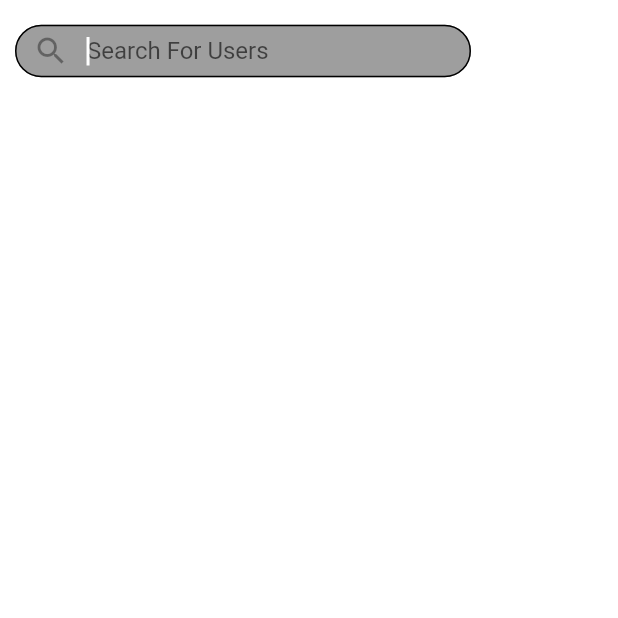
After one commit to husseinBasem/chat, a Flutter app: the SearchScreen screen opened by its route, on a phone screen of 412 x 824 dp, the top half of it. The commit adds this screen. Run offline on Flutter 3.47's test engine with Material 2 defaults, Android fonts, the phone set to English and light mode, and no system bars; our stand-ins replace cloud_firestore, firebase_auth, firebase_core, image_picker, modal_progress_hud; accounts and stored records are empty.

Commit message:
- Added a lot things

```diff
--- a/lib/main.dart
+++ b/lib/main.dart
@@ -5,7 +5,9 @@ import 'package:flutter/material.dart';
 
 import 'chat_list.dart';
 import 'chat_screen.dart';
+import 'info_screen.dart';
 import 'login_screen.dart';
+import 'search_screen.dart';
 
 void main() async {
   WidgetsFlutterBinding.ensureInitialized();
@@ -19,7 +21,7 @@ class Chat extends StatelessWidget {
   Widget build(BuildContext context) {
     return MaterialApp(
       title: 'Flutter Demo',
-//      home: RegistrationScreen(),
+//      home: Info(),
 
       initialRoute: 'welcome_screen',
       routes: {
@@ -28,6 +30,8 @@ class Chat extends StatelessWidget {
         'login_screen' : (context)=> LoginScreen(),
         'registration_screen' : (context) => RegistrationScreen(),
         'chat_list' : (context) => ChatList(),
+        'search_screen': (context) => SearchScreen(),
+        'info_screen': (context) => Info(),
 
       },
       debugShowCheckedModeBanner: false,
--- /dev/null
+++ b/lib/search_screen.dart
@@ -0,0 +1,150 @@
+import 'package:flutter/material.dart';
+import 'package:cloud_firestore/cloud_firestore.dart';
+
+class SearchScreen extends StatefulWidget {
+  @override
+  _SearchScreenState createState() => _SearchScreenState();
+}
+
+
+class _SearchScreenState extends State<SearchScreen> {
+  String _search  ;
+
+
+
+
+  @override
+  Widget build(BuildContext context) {
+    return Scaffold(
+      backgroundColor: Colors.white10,
+      body: SafeArea(
+          child: Padding(
+            padding: EdgeInsets.all(10.0),
+            child: Column(
+
+              children: <Widget>[
+
+
+
+                Row(
+
+
+                  children: <Widget>[
+
+
+
+
+
+
+                    Expanded(
+
+                      child: Container(
+                        decoration: BoxDecoration(
+                          color: Colors.grey,
+                          borderRadius: BorderRadius.all(Radius.circular(20.0)),
+                        ),
+                        height: 35.0,
+                        child: TextField(
+
+                          autofocus: true,
+                          style: TextStyle(color: Colors.white,),
+                          cursorColor: Colors.white,
+                          onChanged: (value) {
+                            setState(() {
+                              _search = value;
+                            });
+                          },
+                          decoration: InputDecoration(
+                            hintText: 'Search For Users',
+                            prefixIcon: Icon(
+                              Icons.search,
+                              color: Colors.black38,
+                            ),
+                            border: OutlineInputBorder(
+                                borderRadius: BorderRadius.all(Radius.circular(20.0))),
+                            enabledBorder: OutlineInputBorder(
+                                borderRadius: BorderRadius.all(Radius.circular(20.0))),
+                            focusedBorder: OutlineInputBorder(
+                                borderRadius: BorderRadius.all(Radius.circular(20.0))),
+                            contentPadding: EdgeInsets.symmetric(vertical: 1.0),
+                          ),
+                        ),
+                      ),
+                    ),
+
+                    FlatButton(
+                      onPressed: () {
+                        Navigator.pushNamed(context, 'chat_list');
+                      },
+                      child: Text('Cancel',style: TextStyle(color: Colors.white,fontSize: 15.0),),
+                    ),
+
+                  ],
+                ),
+                SizedBox(
+                  height: 10.0,
+                ),
+                StreamBuilder(
+                  stream: FirebaseFirestore.instance
+                      .collection('users')
+                      .where('User',
+                          isEqualTo: _search)
+                      .snapshots(),
+                  builder: (context, snapshot) {
+                    if (snapshot.connectionState == ConnectionState.waiting) {
+                      return Center(
+                        child: CircularProgressIndicator(),
+                      );
+                    } else if (snapshot.hasData) {
+                      return ListView.builder(
+                        shrinkWrap: true,
+                        itemBuilder: (context, index) {
+                          return Column(
+                            children: <Widget>[
+                              Container(
+                                decoration: BoxDecoration(
+                                  color: Colors.black12,
+                                  borderRadius:
+                                      BorderRadius.all(Radius.circular(20.0)),
+                                ),
+                                child: ListTile(
+                                  onTap: () => Navigator.pushNamed(context, 'info_screen'),
+                                  title: Text(
+                                    snapshot.data.documents[index]
+                                        .data()['Name']
+                                        .toString(),
+                                    style: TextStyle(color: Colors.white),
+                                  ),
+                                  leading: CircleAvatar(
+                                    radius: 20.0,
+                                    backgroundColor: Colors.lightBlueAccent,
+                                    child: Text(
+                                      snapshot.data.documents[index]
+                                          .data()['Name']
+                                          .toString()[0]
+                                          .toUpperCase(),
+                                      style: TextStyle(
+                                          color: Colors.white, fontSize: 25.0),
+                                    ),
+                                  ),
+                                ),
+                              ),
+                              SizedBox(
+                                height: 5.0,
+                              )
+                            ],
+                          );
+                        },
+                        itemCount: snapshot.data.documents.length,
+                      );
+                    } else {
+                      return Container();
+                    }
+                  },
+                ),
+              ],
+            ),
+          )),
+    );
+  }
+}
--- a/pubspec.yaml
+++ b/pubspec.yaml
@@ -24,6 +24,7 @@ dependencies:
   firebase_auth: 0.18.0+1
   cloud_firestore: 0.14.0+2
   modal_progress_hud: ^0.1.3
+  image_picker: ^0.6.7+11
 
 
 
```
Also changed, not shown: lib/Model/firebase.dart (+15 -11 lines), lib/chat_list.dart (+30 -12 lines), lib/info_screen.dart (added, +171 -0 lines), images/profile1.jpg (added), images/profile10.jpg (added), images/profile11.jpg (added), images/profile12.jpg (added), images/profile2.jpg (added), images/profile3.jpg (added), images/profile4.jpg (added), images/profile5.jpg (added), images/profile6.jpg (added), images/profile7.jpg (added), images/profile8.jpg (added), 2 more files.
